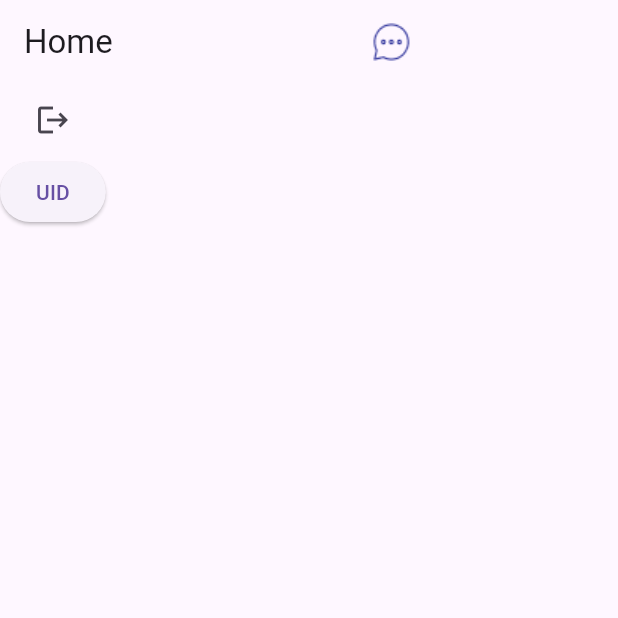
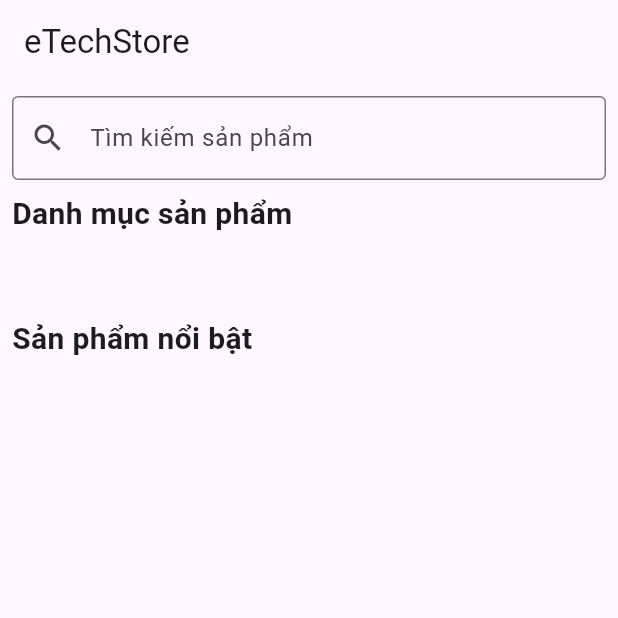
Before and after one commit to Phuozg/eTECHSTORE, a Flutter app: the screen it shows once a user with an empty profile is signed in, on a phone screen of 412 x 824 dp, the top half of it. Run offline on Flutter 3.47's test engine with Material 3 defaults, Android fonts, the phone set to English and light mode, and no system bars; our stand-ins replace adaptive_theme, cloud_firestore, connectivity_plus, firebase_auth, firebase_core, flutter_screenutil and 5 more; missing offline and left inert: dart:ffi; accounts and stored records are empty.

Commit message:
Update home screen basic

```diff
--- a/app_mobile/etechstore/lib/main.dart
+++ b/app_mobile/etechstore/lib/main.dart
@@ -2,6 +2,7 @@ import 'package:adaptive_theme/adaptive_theme.dart';
 import 'package:etechstore/firebase_options.dart';
 import 'package:etechstore/module/auth/views/reset_password_screen.dart';
 import 'package:etechstore/module/auth/views/splash_screen.dart';
+import 'package:etechstore/module/bottom_nav_bar/nav_menu.dart';
 import 'package:etechstore/services/auth/auth_gate.dart';
 import 'package:flutter/material.dart';
 import 'package:firebase_core/firebase_core.dart';
--- a/app_mobile/etechstore/lib/module/home/home_screen.dart
+++ b/app_mobile/etechstore/lib/module/home/home_screen.dart
@@ -1,53 +1,168 @@
-import 'package:etechstore/module/chat_with_admin/view/chat_home_screen.dart';
-import 'package:etechstore/services/auth/auth_services.dart';
-import 'package:etechstore/utlis/constants/image_key.dart';
-import 'package:firebase_auth/firebase_auth.dart';
+import 'package:cloud_firestore/cloud_firestore.dart';
 import 'package:flutter/material.dart';
-import 'package:flutter_screenutil/flutter_screenutil.dart';
-import 'package:get/get.dart';
-import 'package:get/get_state_manager/src/simple/get_view.dart';
+import 'package:flutter/widgets.dart';
+import 'package:intl/intl.dart';
 
-class HomeScreen extends GetView {
+class HomeScreen extends StatefulWidget {
   const HomeScreen({super.key});
 
   @override
+  State<HomeScreen> createState() => _HomeScreenState();
+}
+
+class _HomeScreenState extends State<HomeScreen> {
+  final db = FirebaseFirestore.instance;
+  @override
   Widget build(BuildContext context) {
-    final AuthServices authServices = AuthServices();
-    String? userId;
-    if (FirebaseAuth.instance.currentUser != null) {
-      userId = FirebaseAuth.instance.currentUser?.uid;
-    }
-    return ScreenUtilInit(
-      child: Scaffold(
-        appBar: AppBar(
-          actions: [
-            IconButton(
-              onPressed: () {
-                Get.to(ChatHomePageScreen());
-              },
-              icon: Image.asset(
-                ImageKey.iconMessage,
-                width: 250.w,
-                height: 250.h,
-              ),
-            )
+    return Scaffold(
+      resizeToAvoidBottomInset: false,
+      appBar: AppBar(
+        title: const Text("eTechStore"),
+      ),
+      body: Container(
+        padding: const EdgeInsets.all(8),
+        child: ListView(
+          shrinkWrap: true,
+          physics: const NeverScrollableScrollPhysics(),
+          children: [
+
+            //Thanh tìm kiếm
+            searchBar(),
+
+            //Danh mục sản phẩm
+            category(),
+
+            //Danh sách sản phẩm
+            product()
           ],
-          title: const Text("Home"),
         ),
-        body: Column(children: [
-          IconButton(
-            onPressed: () {
-              authServices.signOut();
-            },
-            icon: const Icon(Icons.logout),
-          ),
-          ElevatedButton(
-              onPressed: () {
-                print(userId);
-              },
-              child: const Text("UID"))
-        ]),
       ),
     );
   }
+
+  Widget searchBar(){
+    return Container(
+      padding: const EdgeInsets.fromLTRB(0, 0, 0, 8),
+      child: const TextField(
+                decoration: InputDecoration(
+                  border: OutlineInputBorder(),
+                  label: Text("Tìm kiếm sản phẩm"),
+                  prefixIcon: Icon(Icons.search)
+                ),
+              ),
+    );
+
+  }
+
+  Widget category(){
+    final Stream<QuerySnapshot> cateStream =
+      FirebaseFirestore.instance.collection('DanhMucSanPham').snapshots();
+    return Column(
+      children: [
+        const Row(
+              mainAxisAlignment: MainAxisAlignment.spaceBetween,
+              children: [
+                 Text(
+                  "Danh mục sản phẩm",
+                  style: TextStyle(fontSize: 20, fontWeight: FontWeight.bold),
+                ),
+              ],
+            ),
+        SizedBox(
+          height: MediaQuery.of(context).size.height/15,
+          child: StreamBuilder<QuerySnapshot>(
+            stream: cateStream,
+            builder: (BuildContext context, AsyncSnapshot<QuerySnapshot> snapshot) {
+              if (snapshot.hasError) {
+                return const Text('Something went wrong');
+              }
+
+              if (snapshot.connectionState == ConnectionState.waiting) {
+                return const Text("Loading");
+              }
+
+              return ListView(
+                scrollDirection: Axis.horizontal,
+                children: snapshot.data!.docs
+                    .map((DocumentSnapshot document) {
+                      Map<String, dynamic> data =
+                          document.data()! as Map<String, dynamic>;
+                      return Container(
+                        padding: const EdgeInsets.fromLTRB(0, 0, 8, 0),
+                        child: ElevatedButton(onPressed: (){}, child: Text(data['TenDanhMuc'])
+                        ),
+                      );
+                    })
+                    .toList()
+                    .cast(),
+              );
+            },
+          ),
+        ),
+      ],
+    );
+  }
+
+   Widget product(){
+    final CollectionReference fetchProduct =
+      FirebaseFirestore.instance.collection('SanPham');
+    return Column(
+      children: [
+        const Row(
+              mainAxisAlignment: MainAxisAlignment.spaceBetween,
+              children: [
+                 Text(
+                  "Sản phẩm nổi bật",
+                  style: TextStyle(fontSize: 20, fontWeight: FontWeight.bold),
+                ),
+              ],
+            ),
+        SingleChildScrollView(
+          child: StreamBuilder(
+            stream: fetchProduct.snapshots(),
+            builder: (context, snapshot) {
+              if (snapshot.hasData) {
+                return SizedBox(
+                  height: MediaQuery.of(context).size.height,
+                  child: GridView.builder(
+                    gridDelegate: const SliverGridDelegateWithFixedCrossAxisCount(
+                      crossAxisCount: 2,
+                      childAspectRatio: 0.8
+                    ),
+                    itemCount: snapshot.data!.docs.length ,
+                    itemBuilder: (context, index) {
+                      final DocumentSnapshot documentSnapshot = snapshot.data!.docs[index];
+                      return Card(
+                        surfaceTintColor: Colors.white,
+                        child: Column(
+                          children: [
+                            SizedBox(
+                              height: MediaQuery.of(context).size.height/7,
+                              child: Image.network(documentSnapshot['thumbnail'],fit: BoxFit.cover,)
+                            ),
+                            Text(documentSnapshot['Ten'],style: const TextStyle(fontWeight: FontWeight.bold)),
+                            Text(priceFormat(documentSnapshot['GiaTien']),style: const TextStyle(color: Colors.red)),
+                          ],
+                        ),
+                      );
+                      //Text(documentSnapshot['Ten'] );
+                    }
+                    ),
+                );
+              } else if (snapshot.hasError) {
+                return const Text('Something went wrong!');
+              } else {
+                return const Text('Something went wrong!');
+              }
+            },
+          ),
+        ),
+      ],
+    );
+  }
 }
+
+String priceFormat(int price){
+  final priceOutput = NumberFormat.currency(locale: 'vi_VN',symbol: 'đ');
+  return priceOutput.format(price);
+}
```
